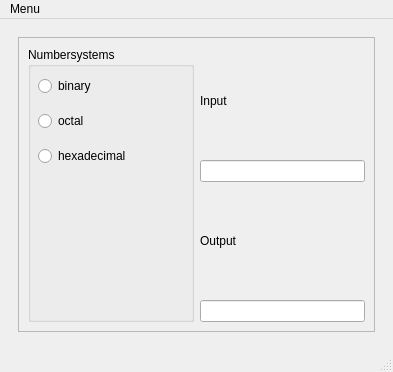
Above: mainwindow.ui from Racalniog/QTAppAlfaExercises before the change. Below: the same form after it.
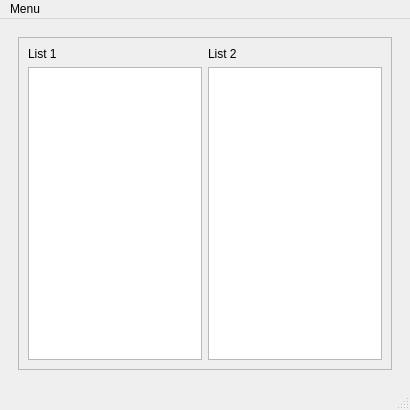
That is the form after the change.

Commit message: QListWidget example integrated

Patch:
```diff
--- a/mainwindow.ui
+++ b/mainwindow.ui
@@ -6,8 +6,8 @@
    <rect>
     <x>0</x>
     <y>0</y>
-    <width>393</width>
-    <height>372</height>
+    <width>410</width>
+    <height>410</height>
    </rect>
   </property>
   <property name="sizePolicy">
@@ -45,7 +45,7 @@
        </size>
       </property>
       <property name="currentIndex">
-       <number>1</number>
+       <number>4</number>
       </property>
       <widget class="QWidget" name="page">
        <property name="sizePolicy">
@@ -713,6 +713,42 @@
         </item>
        </layout>
       </widget>
+      <widget class="QWidget" name="page_5">
+       <layout class="QGridLayout" name="gridLayout_11">
+        <item row="0" column="0">
+         <widget class="QFrame" name="frame_5">
+          <property name="frameShape">
+           <enum>QFrame::StyledPanel</enum>
+          </property>
+          <property name="frameShadow">
+           <enum>QFrame::Raised</enum>
+          </property>
+          <layout class="QGridLayout" name="gridLayout_10">
+           <item row="1" column="0">
+            <widget class="QListWidget" name="listWidget"/>
+           </item>
+           <item row="1" column="1">
+            <widget class="QListWidget" name="listWidget_2"/>
+           </item>
+           <item row="0" column="0">
+            <widget class="QLabel" name="label_6">
+             <property name="text">
+              <string>List 1</string>
+             </property>
+            </widget>
+           </item>
+           <item row="0" column="1">
+            <widget class="QLabel" name="label_7">
+             <property name="text">
+              <string>List 2</string>
+             </property>
+            </widget>
+           </item>
+          </layout>
+         </widget>
+        </item>
+       </layout>
+      </widget>
      </widget>
     </item>
    </layout>
@@ -722,7 +758,7 @@
     <rect>
      <x>0</x>
      <y>0</y>
-     <width>393</width>
+     <width>410</width>
      <height>25</height>
     </rect>
    </property>
```
Left out of the diff: 10 changed lines with no effect on the pictures. The commit also changes 3 other files.
